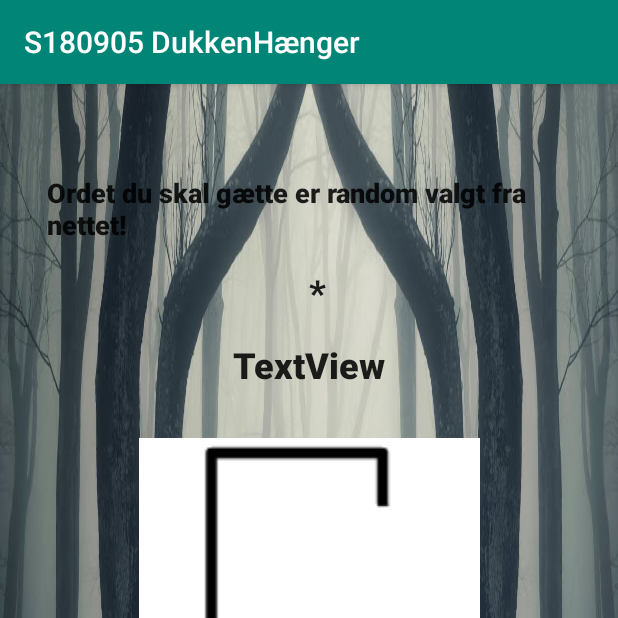
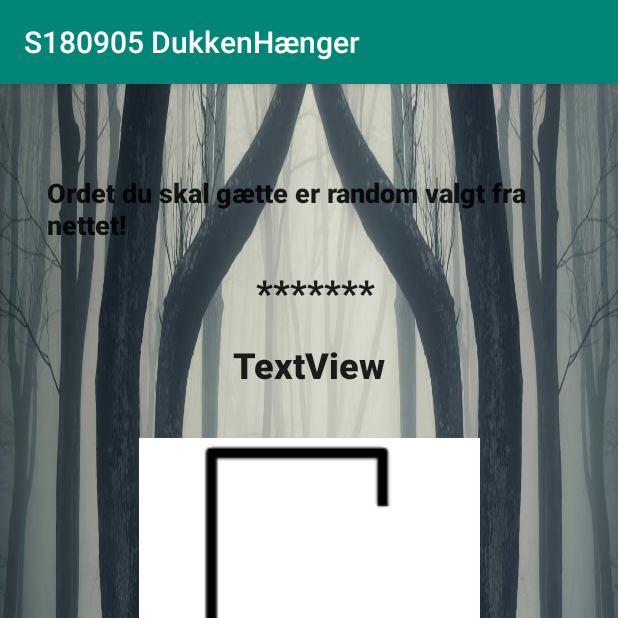
Before and after one commit to ak5ina/GalgeLeg2, an Android app: the screen it shows after launch (spillet), after a tap on "START SPILLET", on a phone screen of 412 x 824 dp, the top half of it. Run offline under Robolectric (Android 15) with nearby library versions, the light colour scheme and no system bars.

Commit message:
update i koden

```diff
--- a/app/src/main/java/com/example/galgeleg/Galgelogik.java
+++ b/app/src/main/java/com/example/galgeleg/Galgelogik.java
@@ -21,15 +21,15 @@ public class Galgelogik {
   private boolean spilletErTabt;
 
   public Galgelogik() {
-    muligeOrd.add("b");
-//    muligeOrd.add("computer");
-//    muligeOrd.add("programmering");
-//    muligeOrd.add("motorvej");
-//    muligeOrd.add("busrute");
-//    muligeOrd.add("gangsti");
-//    muligeOrd.add("skovsnegl");
-//    muligeOrd.add("solsort");
-//    muligeOrd.add("nitten");
+    muligeOrd.add("bil");
+    muligeOrd.add("computer");
+    muligeOrd.add("programmering");
+    muligeOrd.add("motorvej");
+    muligeOrd.add("busrute");
+    muligeOrd.add("gangsti");
+    muligeOrd.add("skovsnegl");
+    muligeOrd.add("solsort");
+    muligeOrd.add("nitten");
     nulstil();
   }
 
--- a/app/src/main/java/com/example/galgeleg/MainActivity.java
+++ b/app/src/main/java/com/example/galgeleg/MainActivity.java
@@ -4,27 +4,18 @@ import androidx.appcompat.app.AlertDialog;
 import androidx.appcompat.app.AppCompatActivity;
 
 import android.content.Intent;
-import android.content.SharedPreferences;
 import android.os.Bundle;
-import android.preference.PreferenceManager;
 import android.view.LayoutInflater;
 import android.view.View;
 import android.widget.Button;
-import android.widget.TextView;
 
 public class MainActivity extends AppCompatActivity {
-
-    private SharedPreferences mpreferences;
-    private SharedPreferences.Editor mEditor;
 
 
     @Override
     protected void onCreate(Bundle savedInstanceState) {
         super.onCreate(savedInstanceState);
         setContentView(R.layout.activity_main);
-
-        mpreferences = PreferenceManager.getDefaultSharedPreferences(this);
-        mEditor = mpreferences.edit();
 
         Button btn_start = findViewById(R.id.btn_Start);
         Button btn_highscore = findViewById(R.id.btn_highscore);
@@ -58,39 +49,8 @@ public class MainActivity extends AppCompatActivity {
             }
         });
 
-        checkSharedPreferences();
-
-
     }
 
-    public void checkSharedPreferences(){
-
-        //finder elementerne
-        String errors = mpreferences.getString("1", "fejl");
-        String forste = mpreferences.getString("2", "fejl");
-        String anden = mpreferences.getString("3", "fejl");
-        String tredje = mpreferences.getString("4", "fejl");
-
-        //Finder textview objekterne
-        TextView tv = findViewById(R.id.text_won_errors);
-        TextView tv2 = findViewById(R.id.test2);
-        TextView tv3 = findViewById(R.id.test3);
-        TextView tv4 = findViewById(R.id.test4);
-
-        //Indsætter værdierne i textview objekterne
-        tv.setText(errors);
-        tv2.setText(forste);
-        tv3.setText(anden);
-        tv4.setText(tredje);
-    }
-
-    @Override
-    protected void onRestart() {
-        super.onRestart();
-
-        checkSharedPreferences();
-
-    }
 
     public void openDialog() {
         final AlertDialog.Builder alert;
```
